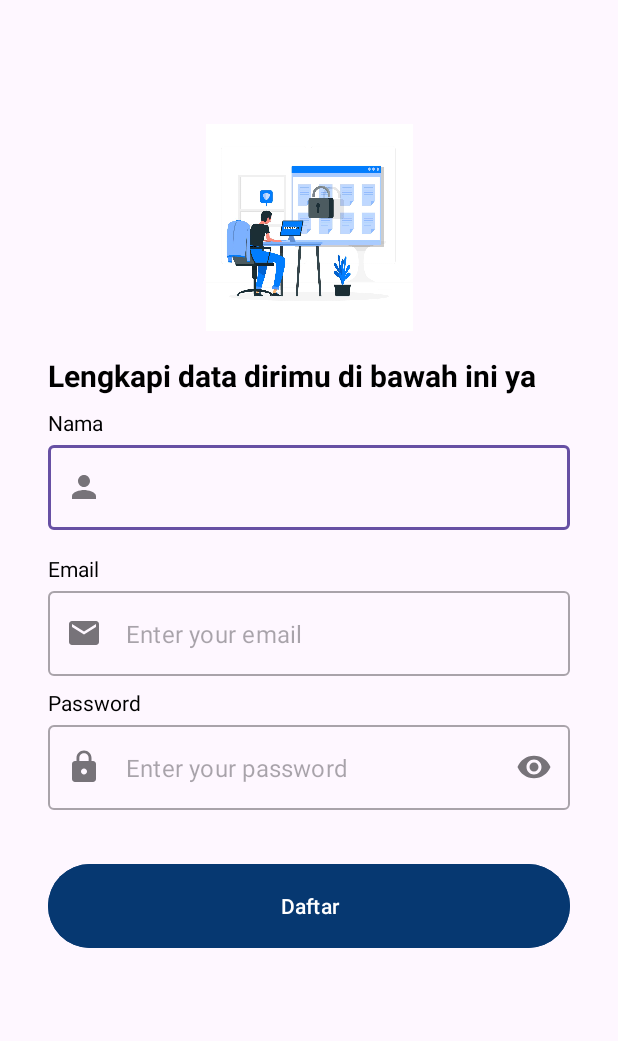
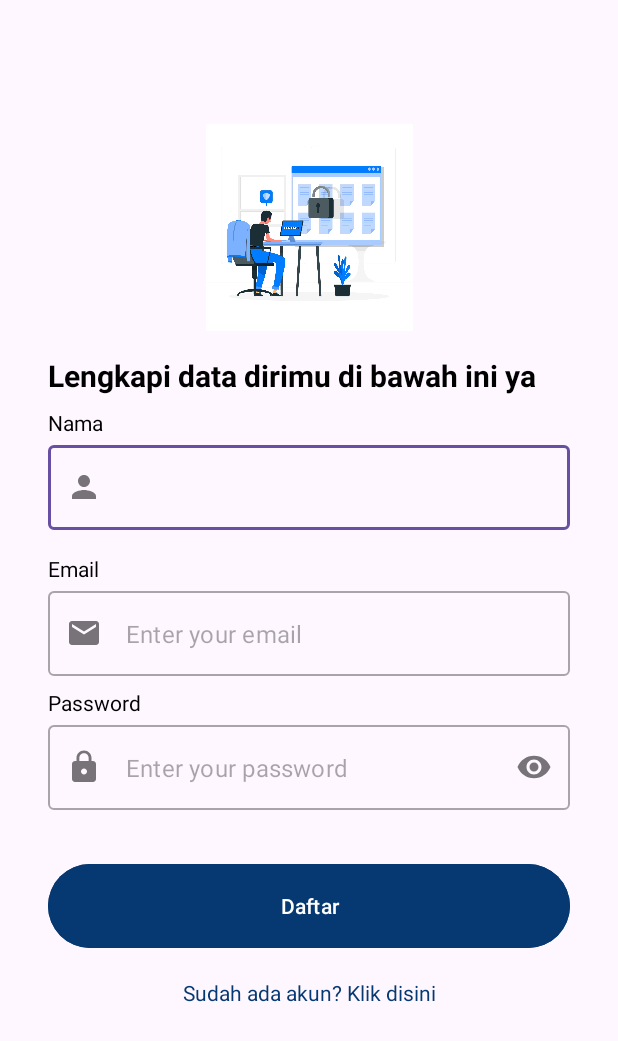
Before and after one commit to atzulf/course_story, an Android app: the screen it shows after launch (SignupActivity), after a tap on "Daftar", on a phone screen of 412 x 824 dp. Shown: the top 1041 px of the screen. Run offline under Robolectric (Android 15) with nearby library versions, the phone set to English and light mode, and no system bars; pictures from the network do not load; 1 other tap on this screen came first.

Commit message:
final selesaii

```diff
--- a/app/src/main/java/com/submision/coursestory/view/signup/SignupActivity.kt
+++ b/app/src/main/java/com/submision/coursestory/view/signup/SignupActivity.kt
@@ -27,6 +27,7 @@ class SignupActivity : AppCompatActivity() {
         binding = ActivitySignupBinding.inflate(layoutInflater)
         setContentView(binding.root)
 
+        toLogin()
         setupView()
         setupAction()
     }
@@ -111,4 +112,13 @@ class SignupActivity : AppCompatActivity() {
             }
         }
     }
+
+    private fun toLogin() {
+        binding.loginTextView.setOnClickListener {
+            val intent = Intent(this, LoginActivity::class.java)
+            startActivity(intent)
+            finish()
+        }
+    }
+
 }
--- a/app/src/main/java/com/submision/coursestory/view/welcome/WelcomeActivity.kt
+++ b/app/src/main/java/com/submision/coursestory/view/welcome/WelcomeActivity.kt
@@ -28,7 +28,7 @@ class WelcomeActivity : AppCompatActivity() {
 
     private fun playAnimation(){
         ObjectAnimator.ofFloat(binding.imageView, View.TRANSLATION_X, -30f, 30f).apply {
-            duration = 6000
+            duration = 3000
             repeatCount = ObjectAnimator.INFINITE
             repeatMode = ObjectAnimator.REVERSE
         }.start()
--- a/app/src/main/res/layout/activity_signup.xml
+++ b/app/src/main/res/layout/activity_signup.xml
@@ -148,6 +148,18 @@
         app:layout_constraintStart_toStartOf="parent"
         app:layout_constraintTop_toBottomOf="@+id/passwordEditTextLayout" />
 
+    <TextView
+        android:id="@+id/loginTextView"
+        android:layout_width="wrap_content"
+        android:layout_height="wrap_content"
+        android:layout_marginTop="16dp"
+        android:text="@string/register_to_login"
+        android:textColor="@color/navy"
+        android:textSize="14sp"
+        app:layout_constraintEnd_toEndOf="parent"
+        app:layout_constraintStart_toStartOf="parent"
+        app:layout_constraintTop_toBottomOf="@id/signupButton" />
+
     <androidx.constraintlayout.widget.Guideline
         android:id="@+id/guidelineHorizontal"
         android:layout_width="wrap_content"
--- a/app/src/main/res/values/strings.xml
+++ b/app/src/main/res/values/strings.xml
@@ -23,4 +23,6 @@
     <string name="gallery">Upload Galeri</string>
     <string name="description">Tambahkan Deskripsi disini</string>
     <string name="upload">Unggah</string>
+    <string name="register_to_login">Sudah ada akun? Klik disini</string>
+    <string name="login_to_register">Belum punya Akun? Klik disini</string>
 </resources>
```
Also changed, not shown: app/src/main/java/com/submision/coursestory/view/login/LoginActivity.kt (+10 -0 lines), app/src/main/res/layout/activity_login.xml (+12 -0 lines).
